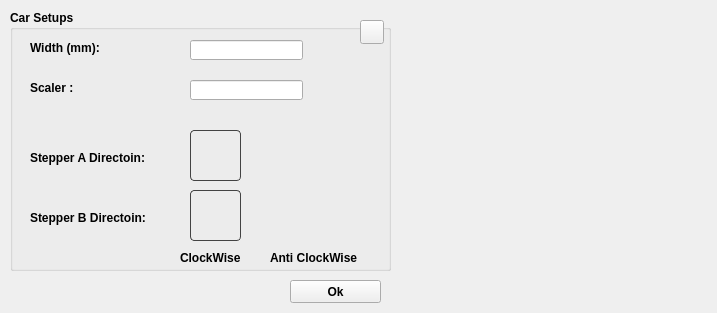
Makeblock-official/mDrawBot, file mDrawGui/CarSetup.ui: the form before one commit.
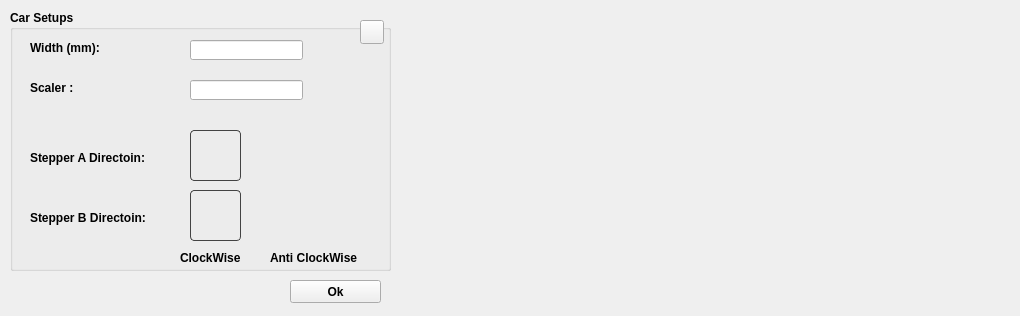
The form after the commit. Icons and pictures are not drawn.

What changed in the file:
```diff
--- a/mDrawGui/CarSetup.ui
+++ b/mDrawGui/CarSetup.ui
@@ -6,8 +6,8 @@
    <rect>
     <x>0</x>
     <y>0</y>
-    <width>717</width>
-    <height>313</height>
+    <width>1020</width>
+    <height>316</height>
    </rect>
   </property>
   <property name="sizePolicy">
@@ -18,14 +18,14 @@
   </property>
   <property name="minimumSize">
    <size>
-    <width>717</width>
-    <height>313</height>
+    <width>1020</width>
+    <height>316</height>
    </size>
   </property>
   <property name="maximumSize">
    <size>
-    <width>711</width>
-    <height>313</height>
+    <width>1020</width>
+    <height>316</height>
    </size>
   </property>
   <property name="font">
@@ -252,9 +252,9 @@
   <widget class="QLabel" name="label_2">
    <property name="geometry">
     <rect>
-     <x>420</x>
-     <y>10</y>
-     <width>301</width>
+     <x>400</x>
+     <y>30</y>
+     <width>611</width>
      <height>261</height>
     </rect>
    </property>
```
